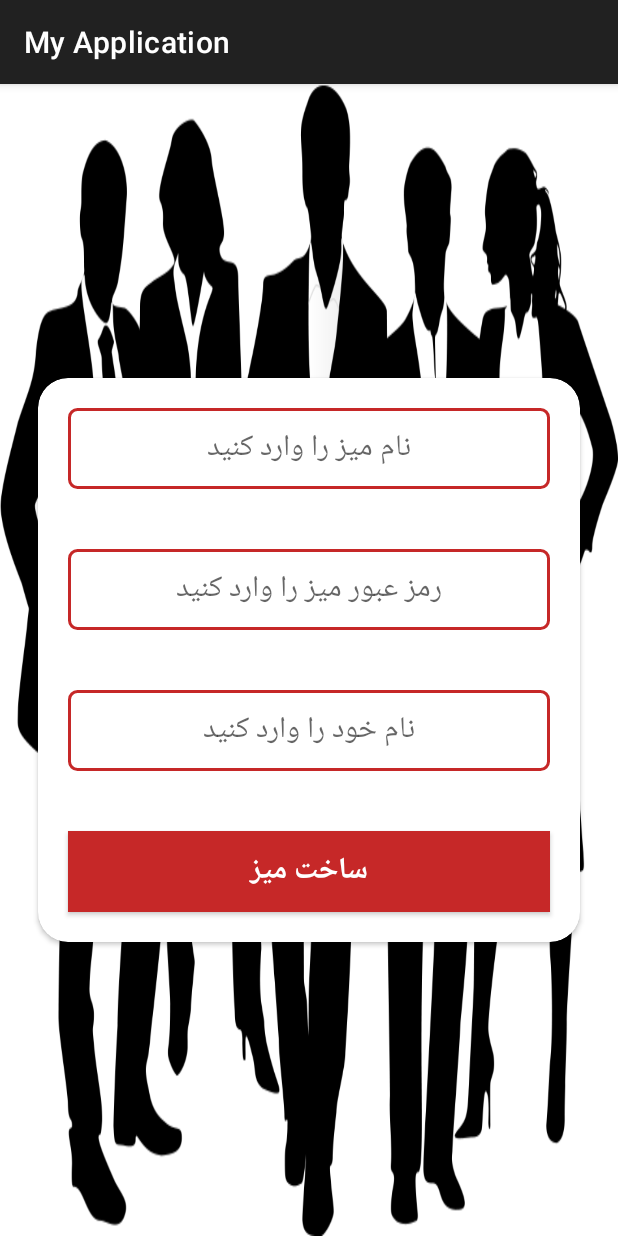
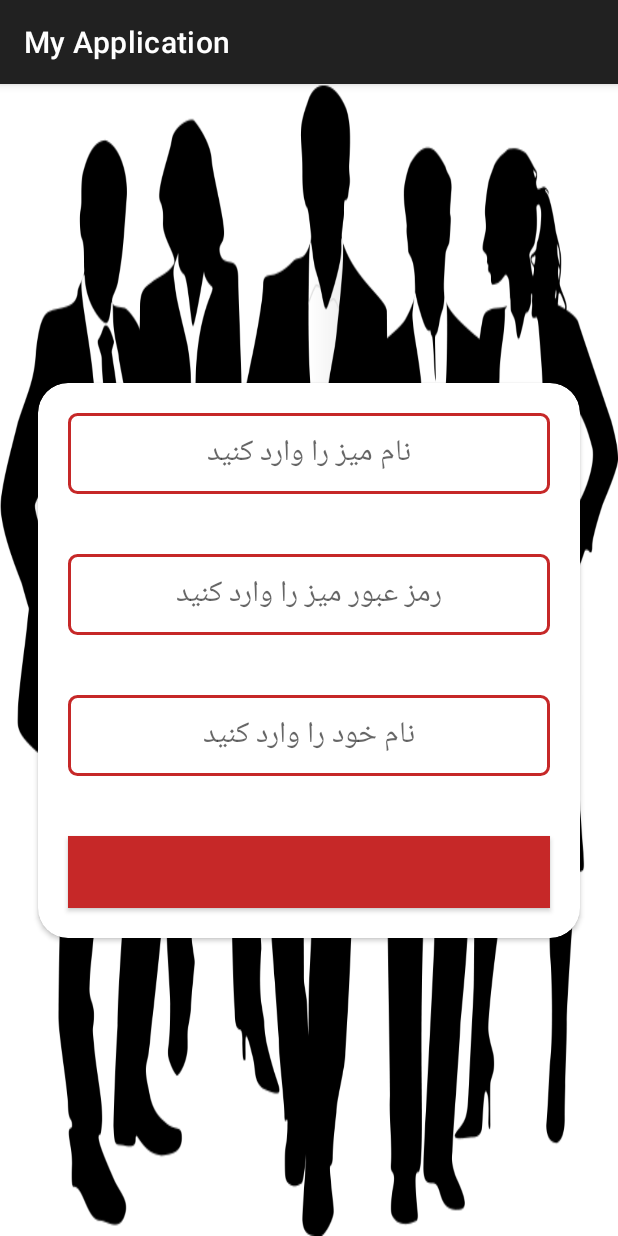
Before and after one commit to Ghazal-Jamalzadeh/OnlineMafia, an Android app: the LoginActivity screen opened directly, with no data from a screen before it, on a phone screen of 412 x 824 dp. Run offline under Robolectric (Android 15) with nearby library versions, the phone set to English and light mode, and no system bars; our stand-ins replace RxJava, data binding.

Commit message:
Create table / join table -> successful

```diff
--- a/app/src/main/AndroidManifest.xml
+++ b/app/src/main/AndroidManifest.xml
@@ -1,15 +1,19 @@
 <?xml version="1.0" encoding="utf-8"?>
 <manifest xmlns:android="http://schemas.android.com/apk/res/android"
     package="com.jmzd.ghazal.onlinemafia">
+    <uses-permission android:name="android.permission.INTERNET" />
 
     <application
         android:allowBackup="true"
+        android:name=".repository.App"
+        android:usesCleartextTraffic="true"
         android:icon="@mipmap/ic_launcher"
         android:label="@string/app_name"
         android:roundIcon="@mipmap/ic_launcher_round"
         android:supportsRtl="true"
         android:theme="@style/Theme.OnlineMafia">
-        <activity android:name=".view.LoginActivity"></activity>
+        <activity android:name=".view.PlayersActivity"></activity>
+        <activity android:name=".view.LoginActivity" />
         <activity
             android:name=".view.MainActivity"
             android:label="@string/app_name"
--- /dev/null
+++ b/app/src/main/java/com/jmzd/ghazal/onlinemafia/dataModel/PlayerInfoData.kt
@@ -0,0 +1,3 @@
+package com.jmzd.ghazal.onlinemafia.dataModel
+
+class PlayerInfoData (var tableName :String , var tablePass :String , var playerName:String)
--- /dev/null
+++ b/app/src/main/java/com/jmzd/ghazal/onlinemafia/repository/Api.kt
@@ -0,0 +1,47 @@
+package com.jmzd.ghazal.onlinemafia.repository
+
+import com.jmzd.ghazal.onlinemafia.dataModel.StatusDataModel
+import io.reactivex.Single
+import retrofit2.Retrofit
+import retrofit2.adapter.rxjava2.RxJava2CallAdapterFactory
+import retrofit2.converter.gson.GsonConverterFactory
+import retrofit2.http.Field
+import retrofit2.http.FormUrlEncoded
+import retrofit2.http.POST
+
+interface Api {
+
+    @FormUrlEncoded
+    @POST("createTable.php")
+    fun createTableApi(@Field("tableName")tableName:String, @Field("tablePass")tablePass:String, @Field("playerName")playerName:String): Single<StatusDataModel>
+
+    @FormUrlEncoded
+    @POST("joinTable.php")
+    fun joinTableApi(@Field("tableName")tableName:String, @Field("tablePass")tablePass:String, @Field("playerName")playerName:String): Single<StatusDataModel>
+
+
+    companion object{ // در مثال java mvvm این قسمت را در webService پیاده سازی کردیم. این روش بهتری است و در آن از invoke استفاده شده است.
+            operator fun invoke():Api{
+                return Retrofit.Builder()
+                    .baseUrl("http://192.168.43.194/Mafia/")
+                    .addCallAdapterFactory(RxJava2CallAdapterFactory.create())
+                    .addConverterFactory(GsonConverterFactory.create())
+                    .build()
+                    .create(Api::class.java)
+            }
+        }
+
+    }
+
+//Kotlin's invoke operator
+//An interesting feature of the Kotlin language is the ability to define an "invoke operator". When you specify an invoke operator on a class, it can be called on any instances of the class without a method name!
+//This trick seems especially useful for classes that really only have one method to be used.
+// more -> http://joshskeen.com/kotlins-invoke-operator/
+//By using this, you can "call" your object as if it's a function.
+
+
+
+
+// example :
+//    @GET("login.php")
+//    fun Getlogin(): Single<String>
--- /dev/null
+++ b/app/src/main/java/com/jmzd/ghazal/onlinemafia/repository/App.kt
@@ -0,0 +1,7 @@
+package com.jmzd.ghazal.onlinemafia.repository
+
+import android.app.Application
+
+class App : Application() { // این اولین کلاسی هست که زمانی که اندروید اجرا می شود اجرا می شود.
+    //این کد را در مانیفست اضافه می کنیم :         android:name=".repositry.App"
+}
--- /dev/null
+++ b/app/src/main/java/com/jmzd/ghazal/onlinemafia/repository/Factory.kt
@@ -0,0 +1,11 @@
+package com.jmzd.ghazal.onlinemafia.repository
+
+import android.app.Application
+import androidx.lifecycle.ViewModel
+import androidx.lifecycle.ViewModelProvider
+
+class Factory (app: Application)  : ViewModelProvider.AndroidViewModelFactory(app){
+    override fun <T : ViewModel?> create(modelClass: Class<T>): T {
+        return super.create(modelClass)
+    }
+}
--- a/app/src/main/java/com/jmzd/ghazal/onlinemafia/view/LoginActivity.kt
+++ b/app/src/main/java/com/jmzd/ghazal/onlinemafia/view/LoginActivity.kt
@@ -1,30 +1,67 @@
 package com.jmzd.ghazal.onlinemafia.view
 
+import android.content.Intent
 import androidx.appcompat.app.AppCompatActivity
 import android.os.Bundle
+import android.util.Log
 import androidx.databinding.DataBindingUtil
+import androidx.lifecycle.Observer
+import androidx.lifecycle.ViewModelProvider
 import com.jmzd.ghazal.onlinemafia.R
+import com.jmzd.ghazal.onlinemafia.dataModel.PlayerInfoData
 import com.jmzd.ghazal.onlinemafia.databinding.ActivityLoginBinding
+import com.jmzd.ghazal.onlinemafia.repository.App
+import com.jmzd.ghazal.onlinemafia.repository.Factory
+import com.jmzd.ghazal.onlinemafia.viewModel.CreateJoinViewModel
 
 class LoginActivity : AppCompatActivity() {
-    lateinit var binding : ActivityLoginBinding
+    lateinit var bind : ActivityLoginBinding
+    private val TAG = "LoginActivity"
 
     override fun onCreate(savedInstanceState: Bundle?) {
         super.onCreate(savedInstanceState)
         setContentView(R.layout.activity_login)
 
-        binding = ActivityLoginBinding.inflate(layoutInflater)
-        setContentView(binding.root)
-      //  bind = DataBindingUtil.setContentView(this, R.layout.activity_login)
+//        binding = ActivityLoginBinding.inflate(layoutInflater)
+//        setContentView(binding.root)
+        bind = DataBindingUtil.setContentView(this, R.layout.activity_login)
 
+        val viewmodel = ViewModelProvider(this, Factory(App())).get(CreateJoinViewModel::class.java)
+        bind.viewmodel=viewmodel
 
         var intent = intent
+
         if (intent.getStringExtra("mode")=="create"){
-            binding.formButton.setText(R.string.create_table_button_text)
+            bind.formButton.setText(R.string.create_table_button_text)
         }else if (intent.getStringExtra("mode")=="join"){
-            binding.formButton.setText(R.string.join_table_button_text)
+            bind.formButton.setText(R.string.join_table_button_text)
         }
 
+        bind.formButton.setOnClickListener(){
+            Log.d(TAG , "button clicked...")
+            if (intent.getStringExtra("mode")=="create"){
+                Log.d(TAG , "create mode")
+                viewmodel.createTable()
+            }else if (intent.getStringExtra("mode")=="join"){
+                Log.d(TAG , "join mode")
+                viewmodel.joinTable()
+            }
+            viewmodel.mutable.observe(this , Observer {
+                if(it.status.equals("ok")){
+                    PlayerInfoData(viewmodel.tableName.toString() , viewmodel.tablePass.toString(), viewmodel.playerName.toString())
+                    val intent = Intent(this, PlayersActivity::class.java)
+                    startActivity(intent)
+                }
+            })
+        }
+
+//        viewmodel.mutable.observe(this , Observer {
+//                if(it.status.equals("ok")){
+//                    PlayerInfoData(viewmodel.tableName.toString() , viewmodel.tablePass.toString(), viewmodel.playerName.toString())
+//                    val intent = Intent(this, PlayersActivity::class.java)
+//                    startActivity(intent)
+//                }
+//            })
 
     }
 }
--- /dev/null
+++ b/app/src/main/java/com/jmzd/ghazal/onlinemafia/viewModel/CreateJoinViewModel.kt
@@ -0,0 +1,37 @@
+package com.jmzd.ghazal.onlinemafia.viewModel
+
+import android.util.Log
+import android.view.View
+import androidx.lifecycle.MutableLiveData
+import androidx.lifecycle.ViewModel
+import com.jmzd.ghazal.onlinemafia.dataModel.StatusDataModel
+import com.jmzd.ghazal.onlinemafia.repository.Api
+import com.jmzd.ghazal.onlinemafia.repository.Repository
+import io.reactivex.disposables.CompositeDisposable
+
+class CreateJoinViewModel : ViewModel() {
+
+    var tableName :String?=null
+    var tablePass :String?=null
+    var playerName :String?=null
+    val mutable = MutableLiveData<StatusDataModel>()
+    val Com = CompositeDisposable()
+    fun createTable(){ // ااگر از طریق دیتا بایندینگ کال کنیم متد را به عنوان وروردی یک ویو می گیرد
+        Repository.CustomResponse.request(Api.invoke().createTableApi(tableName!!,tablePass!!,playerName!!),Com){
+            mutable.value=it
+        }
+    }
+
+    fun joinTable(){ // از طریق دیتا بایندینگ یک ویو میگیریم
+        Repository.CustomResponse.request(Api.invoke().joinTableApi(tableName!!,tablePass!!,playerName!!),Com){
+            mutable.value=it
+        }
+    }
+
+    override fun onCleared() {
+        Com.clear()
+        super.onCleared()
+    }
+
+
+}
--- a/app/src/main/res/layout/activity_login.xml
+++ b/app/src/main/res/layout/activity_login.xml
@@ -1,7 +1,14 @@
 <?xml version="1.0" encoding="utf-8"?>
-<androidx.constraintlayout.widget.ConstraintLayout xmlns:android="http://schemas.android.com/apk/res/android"
+<layout
+    xmlns:android="http://schemas.android.com/apk/res/android"
     xmlns:app="http://schemas.android.com/apk/res-auto"
-    xmlns:tools="http://schemas.android.com/tools"
+    xmlns:tools="http://schemas.android.com/tools">
+<data>
+<variable
+    name="viewmodel"
+    type="com.jmzd.ghazal.onlinemafia.viewModel.CreateJoinViewModel" />
+</data>
+<androidx.constraintlayout.widget.ConstraintLayout
     android:layout_width="match_parent"
     android:layout_height="match_parent"
     android:background="@drawable/test2"
@@ -32,7 +39,8 @@
             android:hint="@string/table_name_hint"
             android:padding="10dp"
             android:textAlignment="center"
-            android:textSize="@dimen/form_text_size" />
+            android:textSize="@dimen/form_text_size"
+            android:text="@={viewmodel.tableName}"/>
 
 
 
@@ -49,7 +57,8 @@
         android:textSize="@dimen/form_text_size"
         app:layout_constraintBottom_toBottomOf="parent"
         app:layout_constraintTop_toBottomOf="@+id/editText2"
-        tools:layout_editor_absoluteX="53dp" />
+        tools:layout_editor_absoluteX="53dp"
+        android:text="@={viewmodel.tablePass}"/>
 
     <EditText
         android:id="@+id/editText2"
@@ -63,7 +72,8 @@
         android:textSize="@dimen/form_text_size"
         app:layout_constraintBottom_toTopOf="@+id/editText"
         app:layout_constraintTop_toTopOf="parent"
-        tools:layout_editor_absoluteX="42dp" />
+        tools:layout_editor_absoluteX="42dp"
+        android:text="@={viewmodel.playerName}"/>
 
             <androidx.appcompat.widget.AppCompatButton
                 android:id="@+id/formButton"
@@ -76,8 +86,8 @@
                 android:textStyle="bold"
                 android:background="@color/colorPrimaryDark"
                 android:textColor="@color/white"
-                android:text="ساخت میز"
                 />
         </LinearLayout>
     </androidx.cardview.widget.CardView>
 </androidx.constraintlayout.widget.ConstraintLayout>
+</layout>
```
Also changed, not shown: app/src/main/java/com/jmzd/ghazal/onlinemafia/dataModel/StatusDataModel.kt (added, +7 -0 lines), app/src/main/java/com/jmzd/ghazal/onlinemafia/repository/Repository.kt (added, +30 -0 lines), app/src/main/java/com/jmzd/ghazal/onlinemafia/view/PlayersActivity.kt (added, +12 -0 lines), app/src/main/res/layout/activity_players.xml (added, +11 -0 lines).
